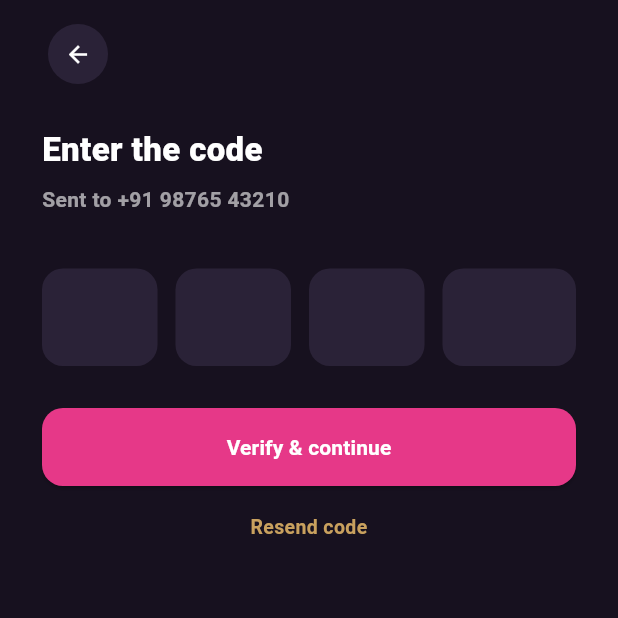
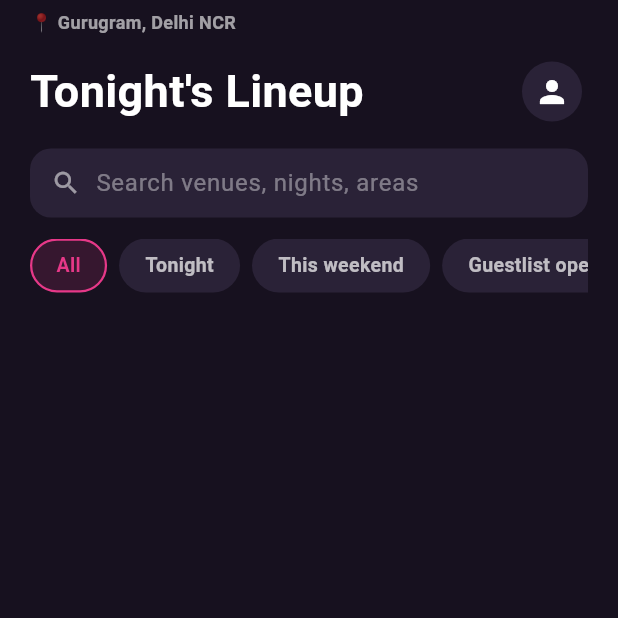
Before and after one commit to Rishab-Rana/Listed, a Flutter app: the OtpScreen screen opened directly, after a tap on "Verify & continue", on a phone screen of 412 x 824 dp, the top half of it. Run offline on Flutter 3.47's test engine with Material 3 defaults, Android fonts, the phone set to English and light mode, and no system bars.

Commit message:
home screen start UI work

```diff
--- a/lib/screen/home_screen.dart
+++ b/lib/screen/home_screen.dart
@@ -0,0 +1,122 @@
+import 'package:flutter/material.dart';
+
+class HomeScreen extends StatefulWidget {
+  const HomeScreen({super.key});
+
+  @override
+  State<HomeScreen> createState() => _HomeScreenState();
+}
+
+class _HomeScreenState extends State<HomeScreen> {
+  int _selectedChip = 0;
+  final List<String> _chips = ['All', 'Tonight', 'This weekend', 'Guestlist open', 'Tables'];
+
+  @override
+  Widget build(BuildContext context) {
+    return Scaffold(
+      body: SafeArea(
+        child: SingleChildScrollView(
+          child: Column(
+            crossAxisAlignment: CrossAxisAlignment.start,
+            children: [
+              Padding(
+                padding: const EdgeInsets.fromLTRB(20, 6, 20, 10),
+                child: Column(
+                  crossAxisAlignment: CrossAxisAlignment.start,
+                  children: [
+                    Text(
+                      '📍 Gurugram, Delhi NCR',
+                      style: TextStyle(color: Colors.white.withOpacity(0.6), fontSize: 12, fontWeight: FontWeight.bold),
+                    ),
+                    const SizedBox(height: 14),
+                    Row(
+                      mainAxisAlignment: MainAxisAlignment.spaceBetween,
+                      children: [
+                        const Text(
+                          "Tonight's Lineup",
+                          style: TextStyle(fontSize: 30, fontWeight: FontWeight.w700, color: Colors.white),
+                        ),
+                        IconButton(
+                          onPressed: () {},
+                          icon: const Icon(Icons.person, color: Colors.white),
+                          style: IconButton.styleFrom(backgroundColor: const Color(0xFF2A2237), shape: const CircleBorder()),
+                        ),
+                      ],
+                    ),
+                    const SizedBox(height: 14),
+                    _searchBar(),
+                    const SizedBox(height: 14),
+                    _chipRow(),
+                  ],
+                ),
+              ),
+              // featured row + event list go here — next chunk
+            ],
+          ),
+        ),
+      ),
+    );
+  }
+
+  Widget _searchBar() {
+    return Container(
+      height: 46,
+      padding: const EdgeInsets.symmetric(horizontal: 14),
+      decoration: BoxDecoration(
+        color: const Color(0xFF2A2237),
+        borderRadius: BorderRadius.circular(14),
+      ),
+      child: Row(
+        children: [
+          const Icon(Icons.search, color: Colors.white54, size: 20),
+          const SizedBox(width: 10),
+          Expanded(
+            child: TextField(
+              style: const TextStyle(color: Colors.white),
+              decoration: InputDecoration(
+                hintText: 'Search venues, nights, areas',
+                hintStyle: TextStyle(color: Colors.white.withOpacity(0.4)),
+                border: InputBorder.none,
+                isDense: true,
+              ),
+            ),
+          ),
+        ],
+      ),
+    );
+  }
+
+  Widget _chipRow() {
+    return SizedBox(
+      height: 36,
+      child: ListView.separated(
+        scrollDirection: Axis.horizontal,
+        itemCount: _chips.length,
+        separatorBuilder: (_, __) => const SizedBox(width: 8),
+        itemBuilder: (context, index) {
+          final isSelected = _selectedChip == index;
+          return GestureDetector(
+            onTap: () => setState(() => _selectedChip = index),
+            child: Container(
+              padding: const EdgeInsets.symmetric(horizontal: 16),
+              alignment: Alignment.center,
+              decoration: BoxDecoration(
+                color: isSelected ? const Color(0xFFE63888).withOpacity(0.15) : const Color(0xFF2A2237),
+                border: Border.all(color: isSelected ? const Color(0xFFE63888) : Colors.transparent, width: 1.5),
+                borderRadius: BorderRadius.circular(100),
+              ),
+              child: Text(
+                _chips[index],
+                style: TextStyle(
+                  fontSize: 13,
+                  fontWeight: FontWeight.bold,
+                  color: isSelected ? const Color(0xFFE63888) : Colors.white70,
+                ),
+              ),
+            ),
+          );
+        },
+      ),
+    );
+  }
+}
--- a/lib/screen/otp_Screen.dart
+++ b/lib/screen/otp_Screen.dart
@@ -1,4 +1,5 @@
 import 'package:flutter/material.dart';
+import 'package:listed/screen/home_screen.dart';
 
 class OtpScreen extends StatefulWidget {
   const OtpScreen({super.key});
@@ -128,7 +129,7 @@ class _OtpScreenState extends State<OtpScreen> {
       height: 52,
       child: ElevatedButton(
         onPressed: () {
-
+          Navigator.push(context, MaterialPageRoute(builder: (_) => const HomeScreen()));
         },
         style: ElevatedButton.styleFrom(
           backgroundColor: const Color(0xFFE63888),
```
